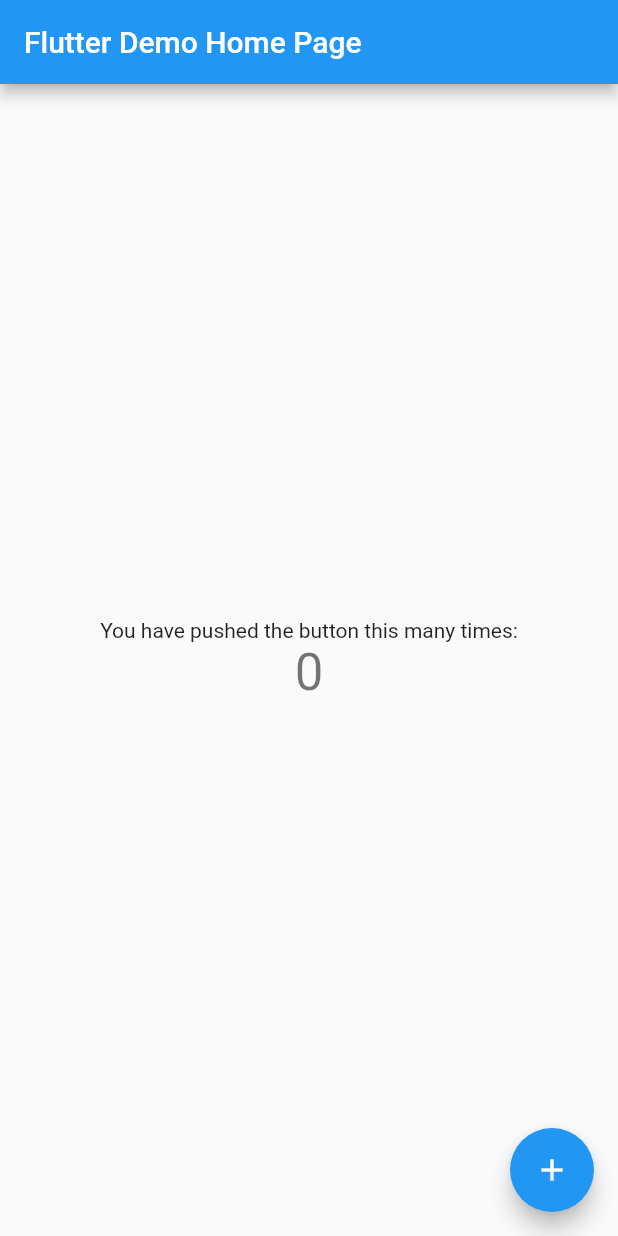
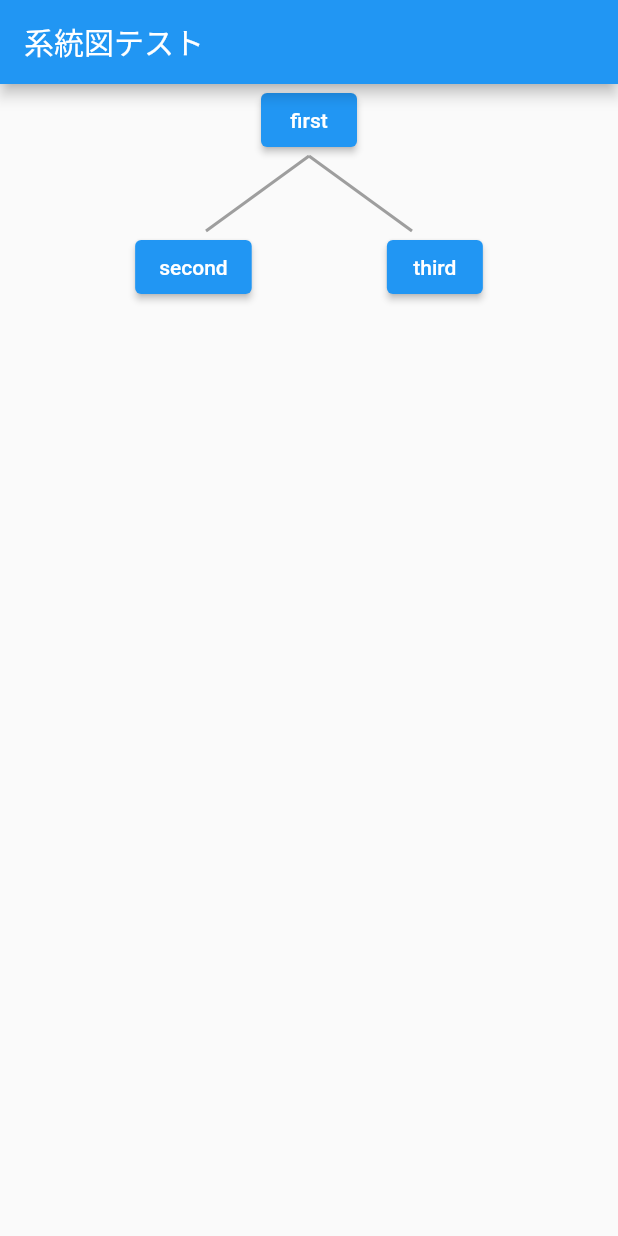
Before and after one commit to snova301/system_diagram_test, a Flutter app: the screen it shows after launch, on a phone screen of 412 x 824 dp. Run offline on Flutter 3.47's test engine with Material 2 defaults, Android fonts, the phone set to English and light mode, and no system bars.

Commit message:
20220617

```diff
--- a/lib/main.dart
+++ b/lib/main.dart
@@ -10,11 +10,12 @@ class MyApp extends StatelessWidget {
   @override
   Widget build(BuildContext context) {
     return MaterialApp(
-      title: 'Flutter Demo',
+      title: '系統図テスト',
       theme: ThemeData(
         primarySwatch: Colors.blue,
       ),
-      home: const MyHomePage(title: 'Flutter Demo Home Page'),
+      home: const MyHomePage(title: '系統図テスト'),
+      debugShowCheckedModeBanner: false,
     );
   }
 }
@@ -29,39 +30,131 @@ class MyHomePage extends StatefulWidget {
 }
 
 class _MyHomePageState extends State<MyHomePage> {
-  int _counter = 0;
-
-  void _incrementCounter() {
-    setState(() {
-      _counter++;
-    });
-  }
-
   @override
   Widget build(BuildContext context) {
+    final screenSize = MediaQuery.of(context).size;
+
     return Scaffold(
       appBar: AppBar(
         title: Text(widget.title),
       ),
-      body: Center(
+
+      // body: ListView(
+      //   padding: const EdgeInsets.all(10),
+      //   scrollDirection: Axis.horizontal,
+      //   children: [
+      //     Container(
+      //       color: Colors.red,
+      //       height: 100,
+      //       width: 100,
+      //       padding: const EdgeInsets.all(10),
+      //     ),
+      //     Container(
+      //       color: Colors.amber,
+      //       height: 100,
+      //       width: 100,
+      //       padding: const EdgeInsets.all(10),
+      //     ),
+      //   ],
+      // ),
+
+      body: InteractiveViewer(
+        boundaryMargin: const EdgeInsets.all(20),
         child: Column(
-          mainAxisAlignment: MainAxisAlignment.center,
           children: <Widget>[
-            const Text(
-              'You have pushed the button this many times:',
+            /// 1番目のボタン
+            ElevatedButton(
+              onPressed: () {},
+              child: const Text('first'),
             ),
-            Text(
-              '$_counter',
-              style: Theme.of(context).textTheme.headline4,
+
+            /// 線
+            SizedBox(
+              width: screenSize.width,
+              height: 50,
+              child: CustomPaint(
+                painter: _LinePainter(),
+                // painter: _TestPainter(),
+              ),
+            ),
+
+            /// 2番目と3番目
+            Row(
+              mainAxisAlignment: MainAxisAlignment.spaceEvenly,
+              children: <Widget>[
+                /// 2番目のボタン
+                ElevatedButton(
+                  onPressed: () {},
+                  child: const Text('second'),
+                ),
+
+                /// 3番目のボタン
+                ElevatedButton(
+                  onPressed: () {},
+                  child: const Text('third'),
+                ),
+              ],
             ),
           ],
         ),
       ),
-      floatingActionButton: FloatingActionButton(
-        onPressed: _incrementCounter,
-        tooltip: 'Increment',
-        child: const Icon(Icons.add),
-      ),
     );
   }
 }
+
+class _LinePainter extends CustomPainter {
+  @override
+  void paint(Canvas canvas, Size size) {
+    /// paintの定義
+    final paint = Paint()
+      ..color = Colors.grey
+      ..strokeWidth = 2;
+
+    /// Lineを描く
+    canvas.drawLine(
+        Offset(size.width / 2, 0), Offset(size.width / 3, size.height), paint);
+    canvas.drawLine(Offset(size.width / 2, 0),
+        Offset(size.width * 2 / 3, size.height), paint);
+  }
+
+  /// Repaintはfalse
+  @override
+  bool shouldRepaint(covariant CustomPainter oldDelegate) {
+    return false;
+  }
+}
+
+class _TestPainter extends CustomPainter {
+  @override
+  void paint(Canvas canvas, Size size) {
+    /// paintの定義
+    final paint = Paint();
+
+    /// Firstの箱
+    paint.color = Colors.green;
+    canvas.drawRect(const Rect.fromLTWH(0, 0, 40, 100), paint);
+
+    /// FirstとSecondの間の線
+    paint.strokeWidth = 3;
+    paint.color = Colors.grey;
+    canvas.drawLine(const Offset(40, 50), const Offset(150, 50), paint);
+
+    /// Secondの箱
+    paint.color = Colors.green;
+    canvas.drawRect(const Rect.fromLTWH(150, 0, 40, 100), paint);
+
+    /// FirstとThirdの間の線
+    paint.color = Colors.grey;
+    canvas.drawLine(const Offset(40, 50), const Offset(150, 170), paint);
+
+    /// Thirdの箱
+    paint.color = Colors.green;
+    canvas.drawRect(const Rect.fromLTWH(150, 120, 40, 100), paint);
+  }
+
+  /// Repaintはfalse
+  @override
+  bool shouldRepaint(covariant CustomPainter oldDelegate) {
+    return false;
+  }
+}
--- a/pubspec.yaml
+++ b/pubspec.yaml
@@ -29,6 +29,7 @@ environment:
 dependencies:
   flutter:
     sdk: flutter
+
 
 
   # The following adds the Cupertino Icons font to your application.
```
Also changed, not shown: 1 other file.
